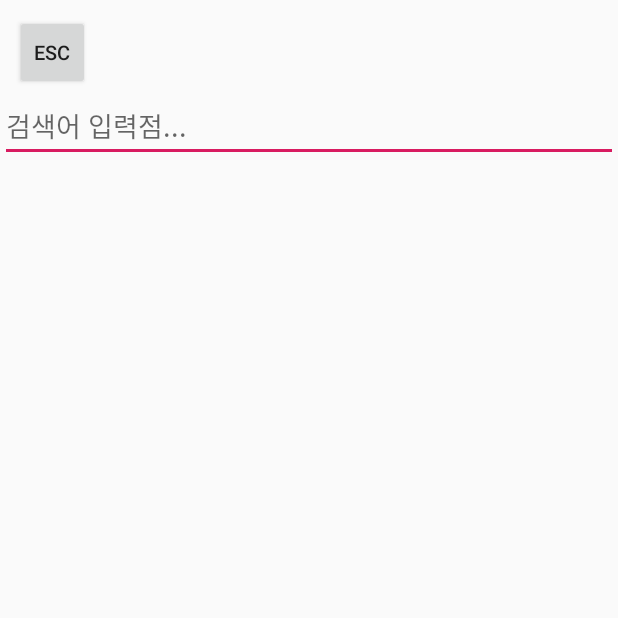
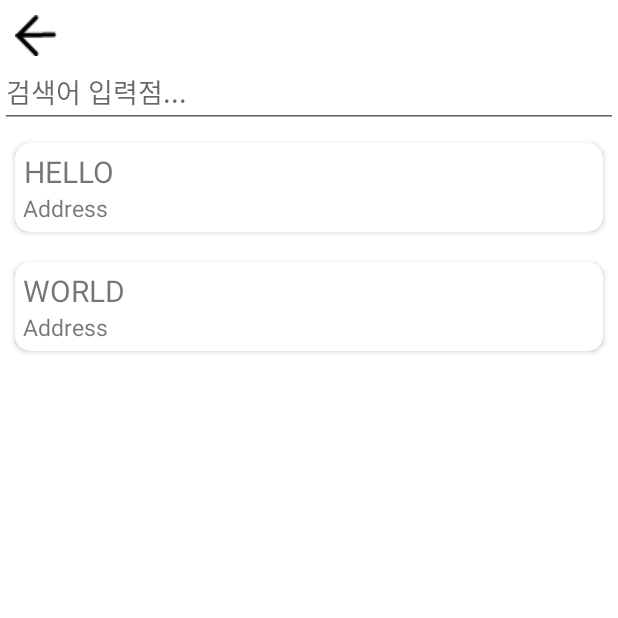
Before and after one commit to Nexters/hotspot-android, an Android app: the MainActivity screen opened directly, with no data from a screen before it, after a tap on "HOTSPOT", on a phone screen of 412 x 824 dp, the top half of it. Run offline under Robolectric (Android 15) with nearby library versions, the phone set to English and light mode, and no system bars; libraries missing offline, so code that uses them is left out: net.daum.mf; 3 statements that could not run were skipped.

Commit message:
Update by MBC

```diff
--- a/app/src/main/AndroidManifest.xml
+++ b/app/src/main/AndroidManifest.xml
@@ -51,7 +51,7 @@
             </intent-filter>
         </activity>
 
-        <activity android:name=".SearchActivity">
+        <activity android:name=".FragmentSearch">
             <intent-filter>
                 <action android:name="android.intent.action.MAIN" />
 
--- a/app/src/main/java/com/example/hotspot/FragmentMap.kt
+++ b/app/src/main/java/com/example/hotspot/FragmentMap.kt
@@ -1,12 +1,10 @@
 package com.example.hotspot
 
-import android.app.Activity
-import android.content.Context
-import android.content.Intent
 import android.os.Bundle
 import android.view.LayoutInflater
 import android.view.View
 import android.view.ViewGroup
+import androidx.appcompat.app.AppCompatActivity
 import androidx.fragment.app.Fragment
 import kotlinx.android.synthetic.main.map_view.*
 import net.daum.mf.map.api.MapPoint
@@ -30,6 +28,7 @@
         val mapViewContainer = map_view as ViewGroup
         mapView.setMapViewEventListener(this)
         mapViewContainer.addView(mapView)
+
 
     }
 
--- /dev/null
+++ b/app/src/main/java/com/example/hotspot/FragmentSearch.kt
@@ -0,0 +1,45 @@
+package com.example.hotspot
+
+import android.os.Bundle
+import android.util.Log.d
+import android.view.LayoutInflater
+import android.view.View
+import android.view.ViewGroup
+import androidx.fragment.app.Fragment
+import androidx.recyclerview.widget.LinearLayoutManager
+import kotlinx.android.synthetic.main.activity_search.*
+
+class FragmentSearch : Fragment() {
+
+    override fun onCreateView(
+        inflater: LayoutInflater,
+        container: ViewGroup?,
+        savedInstanceState: Bundle?
+    ): View? {
+        return inflater.inflate(R.layout.activity_search, container, false)
+    }
+
+    override fun onViewCreated(view: View, savedInstanceState: Bundle?) {
+        super.onViewCreated(view, savedInstanceState)
+
+        // Search Fragment 리사이클러뷰 테스트 리스트
+        var list = mutableListOf(
+            Address("HELLO", "Address"),
+            Address("WORLD", "Address")
+        )
+
+        search_recyclerview.setHasFixedSize(true)
+        search_recyclerview.layoutManager = LinearLayoutManager(MainActivity())
+        search_recyclerview.adapter = SearchRecyclerAdapter(list)
+
+
+        btn_esc2.setOnClickListener {
+            activity!!
+                .supportFragmentManager
+                .beginTransaction()
+                .remove(this)
+                .commit()
+        }
+    }
+
+}
--- a/app/src/main/java/com/example/hotspot/MainActivity.kt
+++ b/app/src/main/java/com/example/hotspot/MainActivity.kt
@@ -3,6 +3,7 @@
 import android.content.Intent
 import android.os.Bundle
 import androidx.appcompat.app.AppCompatActivity
+import androidx.core.view.isVisible
 import kotlinx.android.synthetic.main.activity_main.*
 
 
@@ -21,23 +22,23 @@
 
         //fragment_kakaomap 시작
         supportFragmentManager.beginTransaction()
-            .replace(R.id.fragment_map, FragmentMap())
+            .add(R.id.fragment_map, FragmentMap())
             .commit()
 
 
+        //List는 Intent로 구현
         btn_recycler.setOnClickListener {
             //fragment_recyclerview 시작
             val intent = Intent(this, RVActivity::class.java)
             startActivity(intent)
         }
 
+        //FragmentSearch 프래그먼트 호출
         btn_add.setOnClickListener {
-            val intent = Intent(this, SearchActivity::class.java)
-            startActivity(intent)
+            supportFragmentManager.beginTransaction()
+                .add(R.id.fragment_search, FragmentSearch())
+                .commit()
         }
-
-
-
 
 
 
--- a/app/src/main/java/com/example/hotspot/SearchActivity.kt
+++ /dev/null
@@ -1,19 +0,0 @@
-package com.example.hotspot
-
-import android.os.Bundle
-import androidx.appcompat.app.AppCompatActivity
-import kotlinx.android.synthetic.main.activity_search.*
-
-class SearchActivity : AppCompatActivity() {
-
-    override fun onCreate(savedInstanceState: Bundle?) {
-        super.onCreate(savedInstanceState)
-        setContentView(R.layout.activity_search)
-
-        btn_esc2.setOnClickListener {
-            finish()
-        }
-
-
-    }
-}
--- /dev/null
+++ b/app/src/main/java/com/example/hotspot/SearchRecyclerAdapter.kt
@@ -0,0 +1,37 @@
+package com.example.hotspot
+
+import android.view.LayoutInflater
+import android.view.View
+import android.view.ViewGroup
+import androidx.recyclerview.widget.RecyclerView
+import kotlinx.android.synthetic.main.item_main.view.*
+import kotlinx.android.synthetic.main.search_list.view.*
+
+class SearchRecyclerAdapter (private val list:MutableList<Address>) :
+
+    RecyclerView.Adapter<SearchRecyclerAdapter.ViewHolder>() {
+        override fun onCreateViewHolder(parent: ViewGroup, viewType: Int): ViewHolder {
+            val v: View = LayoutInflater.from(parent.context).inflate(R.layout.search_list, parent,false)
+
+            return ViewHolder(v)
+        }
+
+        override fun getItemCount(): Int {
+            return list.size
+        }
+
+        override fun onBindViewHolder(holder: ViewHolder, position: Int) {
+            val loca_text = list.get(position).loca
+            val addr_text = list.get(position).address
+
+            holder.loca_TxtV.text = loca_text
+            holder.addr_TxtV.text = addr_text
+        }
+
+
+    inner class ViewHolder(itemView: View) :
+        RecyclerView.ViewHolder(itemView){
+        val loca_TxtV = itemView.loca_txtView
+        val addr_TxtV = itemView.addr_txtView
+    }
+}
--- a/app/src/main/java/com/example/hotspot/VOClass.kt
+++ b/app/src/main/java/com/example/hotspot/VOClass.kt
@@ -4,6 +4,11 @@
 data class VOClass(
     val firstname: String,
     val age: Int
+)
+
+data class Address(
+    val loca: String,
+    val address: String
 )
 
 
--- a/app/src/main/res/layout/activity_main.xml
+++ b/app/src/main/res/layout/activity_main.xml
@@ -3,26 +3,38 @@
     xmlns:android="http://schemas.android.com/apk/res/android"
     xmlns:tools="http://schemas.android.com/tools"
     xmlns:app="http://schemas.android.com/apk/res-auto"
+    android:id="@+id/activity_main"
     android:layout_width="match_parent"
     android:layout_height="match_parent"
     tools:context=".MainActivity">
 
-    <androidx.appcompat.widget.AppCompatButton
-        android:id="@+id/btn_recycler"
-        android:layout_width="50dp"
-        android:layout_height="50dp"
-        android:layout_margin="10dp"
+    <androidx.constraintlayout.widget.ConstraintLayout
+        android:id="@+id/linear1"
+        android:layout_width="match_parent"
+        android:layout_height="wrap_content"
         app:layout_constraintTop_toTopOf="parent"
-        app:layout_constraintRight_toRightOf="parent"
-        android:text="List"
-        android:textSize="13dp"/>
+        app:layout_constraintLeft_toLeftOf="parent"
+        app:layout_constraintRight_toRightOf="parent">
+
+        <androidx.appcompat.widget.AppCompatButton
+            android:id="@+id/btn_recycler"
+            android:layout_width="50dp"
+            android:layout_height="50dp"
+            android:layout_margin="10dp"
+            android:text="List"
+            android:textSize="13dp"
+            app:layout_constraintRight_toRightOf="parent"
+            app:layout_constraintTop_toTopOf="parent" />
+
+    </androidx.constraintlayout.widget.ConstraintLayout>
+
 
 
     <androidx.constraintlayout.widget.ConstraintLayout
         android:id="@+id/fragment_map"
         android:layout_width="match_parent"
         android:layout_height="0dp"
-        app:layout_constraintTop_toBottomOf="@id/btn_recycler"
+        app:layout_constraintTop_toBottomOf="@id/linear1"
         app:layout_constraintLeft_toLeftOf="parent"
         app:layout_constraintRight_toRightOf="parent"
         app:layout_constraintBottom_toBottomOf="parent">
@@ -41,5 +53,12 @@
 
     </androidx.constraintlayout.widget.ConstraintLayout>
 
+    <androidx.constraintlayout.widget.ConstraintLayout
+        android:id="@+id/fragment_search"
+        android:layout_width="match_parent"
+        android:layout_height="match_parent">
+
+    </androidx.constraintlayout.widget.ConstraintLayout>
+
 
 </androidx.constraintlayout.widget.ConstraintLayout>
--- a/app/src/main/res/layout/activity_search.xml
+++ b/app/src/main/res/layout/activity_search.xml
@@ -2,19 +2,31 @@
 <androidx.constraintlayout.widget.ConstraintLayout
     xmlns:android="http://schemas.android.com/apk/res/android"
     xmlns:app="http://schemas.android.com/apk/res-auto"
-    android:id="@+id/activity_search"
+    android:id="@+id/search_activity"
     android:layout_width="match_parent"
-    android:layout_height="match_parent">
+    android:layout_height="match_parent"
+    android:background="#FFFFFF">
 
-    <Button
-        android:id="@+id/btn_esc2"
-        android:layout_width="50dp"
-        android:layout_height="50dp"
-        android:text="ESC"
-        android:textSize="13dp"
-        android:layout_margin="10dp"
-        app:layout_constraintLeft_toLeftOf="parent"
-        app:layout_constraintTop_toTopOf="parent"/>
+    <androidx.constraintlayout.widget.ConstraintLayout
+        android:id="@+id/linear2"
+        android:layout_width="match_parent"
+        android:layout_height="wrap_content"
+        app:layout_constraintTop_toTopOf="parent"
+        app:layout_constraintRight_toRightOf="parent"
+        app:layout_constraintLeft_toLeftOf="parent">
+
+        <androidx.appcompat.widget.AppCompatButton
+            android:id="@+id/btn_esc2"
+            android:layout_width="28dp"
+            android:layout_height="27dp"
+            android:textSize="13dp"
+            android:layout_margin="10dp"
+            android:background="@drawable/image_back"
+            app:layout_constraintLeft_toLeftOf="parent"
+            app:layout_constraintTop_toTopOf="parent"/>
+    </androidx.constraintlayout.widget.ConstraintLayout>
+
+
 
     <androidx.appcompat.widget.AppCompatEditText
         android:id="@+id/edtTxt_search"
@@ -22,7 +34,17 @@
         android:layout_height="wrap_content"
         app:layout_constraintLeft_toLeftOf="parent"
         app:layout_constraintRight_toRightOf="parent"
-        app:layout_constraintTop_toBottomOf="@+id/btn_esc2"
+        app:layout_constraintTop_toBottomOf="@+id/linear2"
         android:hint="검색어 입력점..."/>
 
+    <androidx.recyclerview.widget.RecyclerView
+        android:id="@+id/search_recyclerview"
+        android:layout_width="match_parent"
+        android:layout_height="0dp"
+        app:layout_constraintTop_toBottomOf="@id/edtTxt_search"
+        app:layout_constraintLeft_toLeftOf="parent"
+        app:layout_constraintRight_toRightOf="parent"
+        app:layout_constraintBottom_toBottomOf="parent"/>
+
+
 </androidx.constraintlayout.widget.ConstraintLayout>
--- /dev/null
+++ b/app/src/main/res/layout/search_list.xml
@@ -0,0 +1,35 @@
+<androidx.cardview.widget.CardView
+    xmlns:android="http://schemas.android.com/apk/res/android"
+    android:id="@+id/cardView"
+    android:layout_width="match_parent"
+    android:layout_height="wrap_content"
+    xmlns:app="http://schemas.android.com/apk/res-auto"
+    android:layout_margin="10dp"
+    app:cardCornerRadius="10dp">
+
+    <LinearLayout
+        android:layout_width="match_parent"
+        android:layout_height="match_parent"
+        android:orientation="vertical"
+        android:padding="5dp"
+        android:gravity="center|left">
+
+        <TextView
+            android:id="@+id/loca_txtView"
+            android:layout_width="wrap_content"
+            android:layout_height="wrap_content"
+            android:layout_weight="1"
+            android:gravity="center|right"
+            android:textSize="20dp"
+            />
+        <TextView
+            android:id="@+id/addr_txtView"
+            android:layout_width="wrap_content"
+            android:layout_height="wrap_content"
+            android:layout_weight="1"
+            android:gravity="center"
+            android:textSize="15dp"
+            />
+    </LinearLayout>
+
+</androidx.cardview.widget.CardView>
```
Also changed, not shown: app/src/main/res/drawable/image_back.png (added).
